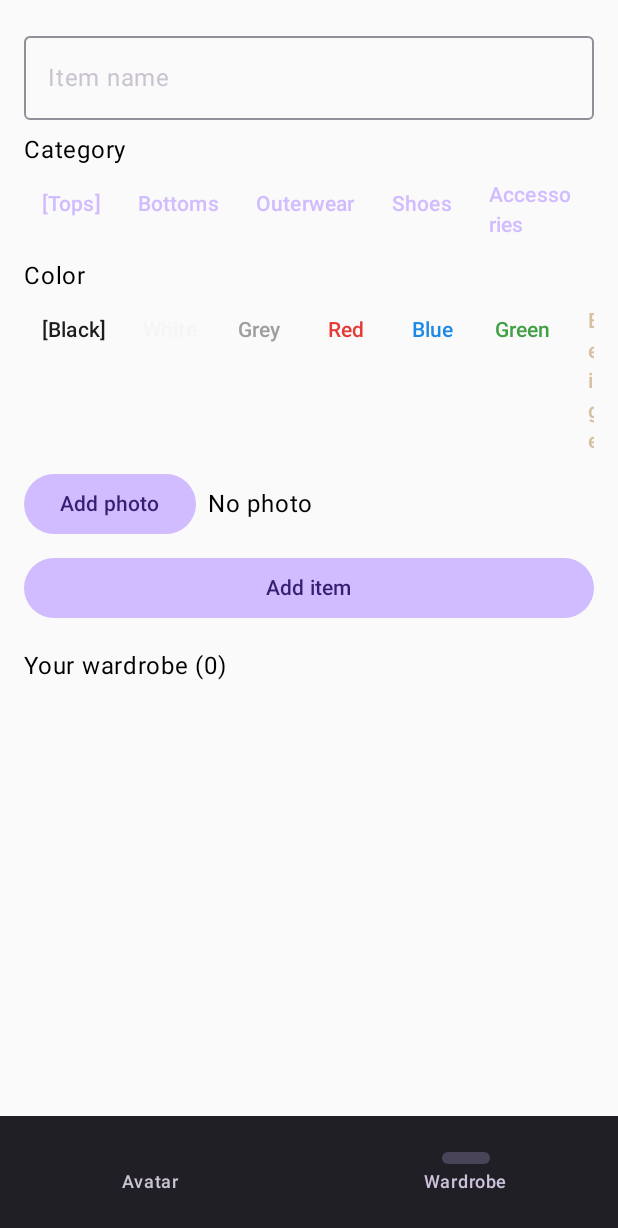
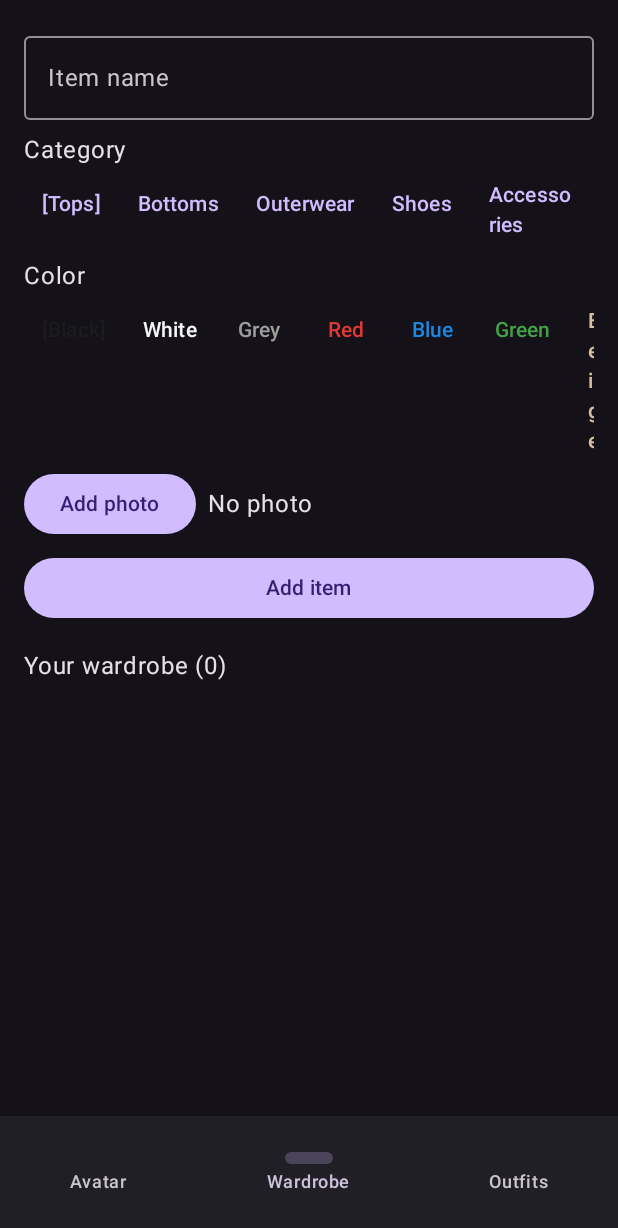
Before and after one commit to LostOrgans/Clothing-System, an Android app built with Jetpack Compose: the screen it shows after launch (MainActivity), item 2 of the bottom bar chosen, on a phone screen of 412 x 824 dp. Shown: the top 1228 px of the screen. Run offline under Robolectric (Android 15) with nearby library versions, the phone set to English and light mode, and no system bars; libraries missing offline, so code that uses them is left out: com.google.android.filament; 10 statements that could not run were skipped.

Commit message:
[FEATURE] outfits: suggestions, saved outfits and UI polish
Add rule-based outfit suggestions from wardrobe items and persisted saved outfits. Give catalog screens a consistent dark theme and status-bar padding, and persist which garments are worn. Expand the garment hide morph to cover the inner-thigh strip.

```diff
--- a/app/src/main/java/com/example/clothingsystem/MainActivity.kt
+++ b/app/src/main/java/com/example/clothingsystem/MainActivity.kt
@@ -16,6 +16,7 @@ import androidx.compose.runtime.mutableStateOf
 import androidx.compose.runtime.remember
 import androidx.compose.ui.Modifier
 import com.example.clothingsystem.ui.AvatarScreen
+import com.example.clothingsystem.ui.OutfitsScreen
 import com.example.clothingsystem.ui.WardrobeScreen
 
 class MainActivity : ComponentActivity() {
@@ -37,7 +38,11 @@ private fun MainScreen() {
     val tab = remember { mutableStateOf(0) }
     Column(modifier = Modifier.fillMaxSize()) {
         Column(modifier = Modifier.weight(1f)) {
-            if (tab.value == 0) AvatarScreen() else WardrobeScreen()
+            when (tab.value) {
+                0 -> AvatarScreen()
+                1 -> WardrobeScreen()
+                else -> OutfitsScreen()
+            }
         }
         NavigationBar(modifier = Modifier.fillMaxWidth()) {
             NavigationBarItem(
@@ -52,6 +57,12 @@ private fun MainScreen() {
                 label = { Text("Wardrobe") },
                 icon = {},
             )
+            NavigationBarItem(
+                selected = tab.value == 2,
+                onClick = { tab.value = 2 },
+                label = { Text("Outfits") },
+                icon = {},
+            )
         }
     }
 }
--- a/app/src/main/java/com/example/clothingsystem/ui/WardrobeScreen.kt
+++ b/app/src/main/java/com/example/clothingsystem/ui/WardrobeScreen.kt
@@ -4,6 +4,7 @@ import android.graphics.BitmapFactory
 import androidx.activity.compose.rememberLauncherForActivityResult
 import androidx.activity.result.contract.ActivityResultContracts
 import androidx.compose.foundation.Image
+import androidx.compose.foundation.background
 import androidx.compose.foundation.layout.Box
 import androidx.compose.foundation.layout.Column
 import androidx.compose.foundation.layout.Row
@@ -13,6 +14,7 @@ import androidx.compose.foundation.layout.fillMaxWidth
 import androidx.compose.foundation.layout.height
 import androidx.compose.foundation.layout.padding
 import androidx.compose.foundation.layout.size
+import androidx.compose.foundation.layout.statusBarsPadding
 import androidx.compose.foundation.layout.width
 import androidx.compose.foundation.lazy.LazyColumn
 import androidx.compose.foundation.lazy.items
@@ -50,7 +52,12 @@ fun WardrobeScreen(viewModel: WardrobeViewModel = viewModel()) {
         photoUri.value = uri
     }
 
-    Column(modifier = Modifier.fillMaxSize().padding(16.dp)) {
+    Column(
+        modifier = Modifier.fillMaxSize()
+            .background(androidx.compose.material3.MaterialTheme.colorScheme.background)
+            .statusBarsPadding()
+            .padding(16.dp),
+    ) {
         OutlinedTextField(
             value = name.value,
             onValueChange = { name.value = it },
@@ -58,7 +65,7 @@ fun WardrobeScreen(viewModel: WardrobeViewModel = viewModel()) {
             singleLine = true,
             modifier = Modifier.fillMaxWidth(),
         )
-        Text("Category", modifier = Modifier.padding(top = 8.dp))
+        Text("Category", color = androidx.compose.material3.MaterialTheme.colorScheme.onBackground, modifier = Modifier.padding(top = 8.dp))
         Row(modifier = Modifier.fillMaxWidth()) {
             for (option in CATEGORIES) {
                 TextButton(onClick = { category.value = option }) {
@@ -66,7 +73,7 @@ fun WardrobeScreen(viewModel: WardrobeViewModel = viewModel()) {
                 }
             }
         }
-        Text("Color", modifier = Modifier.padding(top = 4.dp))
+        Text("Color", color = androidx.compose.material3.MaterialTheme.colorScheme.onBackground, modifier = Modifier.padding(top = 4.dp))
         Row(modifier = Modifier.fillMaxWidth()) {
             for ((label, hex) in COLORS) {
                 TextButton(onClick = { color.value = label }) {
@@ -77,7 +84,7 @@ fun WardrobeScreen(viewModel: WardrobeViewModel = viewModel()) {
         Row(verticalAlignment = Alignment.CenterVertically) {
             Button(onClick = { picker.launch("image/*") }) { Text("Add photo") }
             Spacer(Modifier.width(8.dp))
-            Text(if (photoUri.value == null) "No photo" else "Photo selected")
+            Text(if (photoUri.value == null) "No photo" else "Photo selected", color = androidx.compose.material3.MaterialTheme.colorScheme.onBackground)
         }
         Button(
             onClick = {
@@ -90,7 +97,7 @@ fun WardrobeScreen(viewModel: WardrobeViewModel = viewModel()) {
             Text("Add item")
         }
 
-        Text("Your wardrobe (${items.size})", modifier = Modifier.padding(top = 16.dp))
+        Text("Your wardrobe (${items.size})", color = androidx.compose.material3.MaterialTheme.colorScheme.onBackground, modifier = Modifier.padding(top = 16.dp))
         LazyColumn(modifier = Modifier.fillMaxSize()) {
             items(items, key = { it.id }) { item ->
                 WardrobeRow(item, viewModel, item.id in worn)
@@ -121,8 +128,8 @@ private fun WardrobeRow(
         }
         Spacer(Modifier.width(12.dp))
         Column(modifier = Modifier.weight(1f)) {
-            Text(item.name)
-            Text("${item.category} · ${item.color}")
+            Text(item.name, color = androidx.compose.material3.MaterialTheme.colorScheme.onBackground)
+            Text("${item.category} · ${item.color}", color = androidx.compose.material3.MaterialTheme.colorScheme.onBackground)
         }
         TextButton(onClick = { viewModel.toggleWorn(item.id) }) {
             Text(if (isWorn) "Remove" else "Wear")
--- a/app/src/main/java/com/example/clothingsystem/wardrobe/WardrobeStore.kt
+++ b/app/src/main/java/com/example/clothingsystem/wardrobe/WardrobeStore.kt
@@ -17,6 +17,14 @@ private val Context.wardrobeDataStore: DataStore<Preferences> by preferencesData
 
 class WardrobeStore(private val context: Context) {
     private val itemsKey = stringPreferencesKey("items")
+    private val wornKey = stringPreferencesKey("worn")
+
+    suspend fun loadWorn(): List<String> =
+        context.wardrobeDataStore.data.first()[wornKey]?.split(',')?.filter { it.isNotBlank() }.orEmpty()
+
+    suspend fun saveWorn(ids: List<String>) {
+        context.wardrobeDataStore.edit { it[wornKey] = ids.joinToString(",") }
+    }
 
     suspend fun load(): List<ClothingItem> {
         val raw = context.wardrobeDataStore.data.first()[itemsKey] ?: ""
--- a/app/src/main/java/com/example/clothingsystem/wardrobe/WardrobeViewModel.kt
+++ b/app/src/main/java/com/example/clothingsystem/wardrobe/WardrobeViewModel.kt
@@ -16,7 +16,10 @@ class WardrobeViewModel(application: Application) : AndroidViewModel(application
     val worn: StateFlow<List<String>> = _worn
 
     init {
-        viewModelScope.launch { _items.value = store.load() }
+        viewModelScope.launch {
+            _items.value = store.load()
+            _worn.value = store.loadWorn()
+        }
     }
 
     fun add(name: String, category: String, color: String, photoUri: Uri?) {
@@ -32,7 +35,9 @@ class WardrobeViewModel(application: Application) : AndroidViewModel(application
     }
 
     fun toggleWorn(id: String) {
-        _worn.value = if (id in _worn.value) _worn.value - id else _worn.value + id
+        val updated = if (id in _worn.value) _worn.value - id else _worn.value + id
+        _worn.value = updated
+        viewModelScope.launch { store.saveWorn(updated) }
     }
 
     fun remove(id: String) {
@@ -41,6 +46,7 @@ class WardrobeViewModel(application: Application) : AndroidViewModel(application
             _items.value = updated
             _worn.value = _worn.value - id
             store.save(updated)
+            store.saveWorn(_worn.value)
         }
     }
 }
```
Also changed, not shown: app/src/main/java/com/example/clothingsystem/outfits/Outfit.kt (added, +33 -0 lines), app/src/main/java/com/example/clothingsystem/outfits/OutfitEngine.kt (added, +55 -0 lines), app/src/main/java/com/example/clothingsystem/outfits/OutfitStore.kt (added, +24 -0 lines), app/src/main/java/com/example/clothingsystem/outfits/OutfitViewModel.kt (added, +35 -0 lines), app/src/main/java/com/example/clothingsystem/ui/OutfitsScreen.kt (added, +103 -0 lines), 4 other files.
